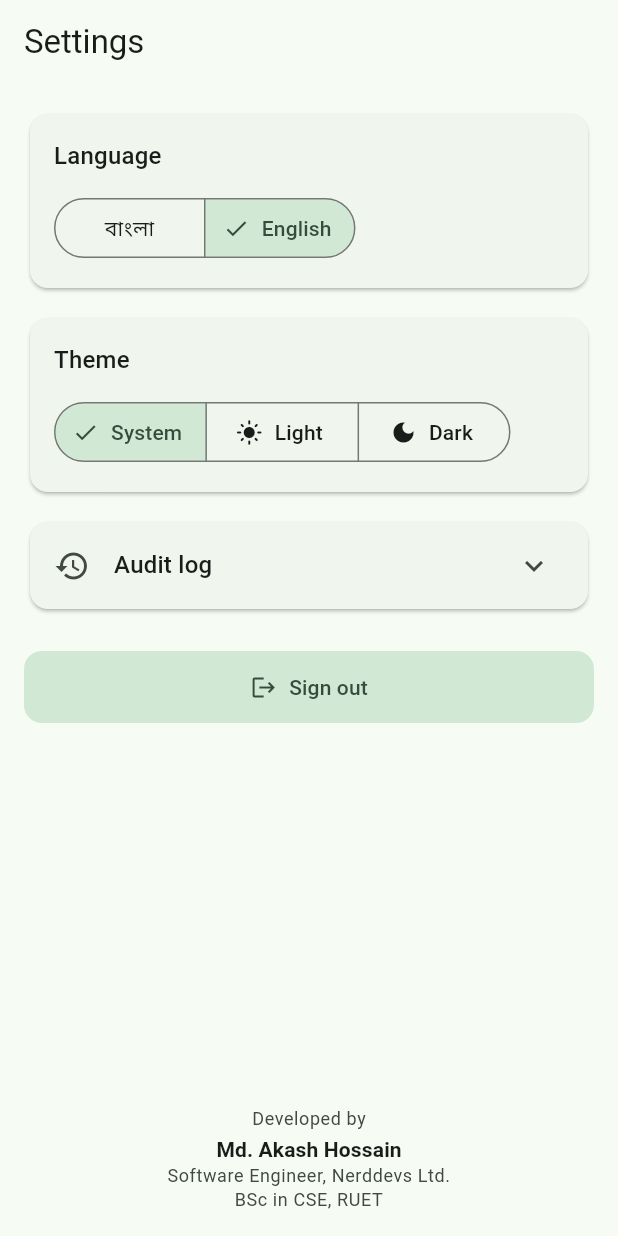
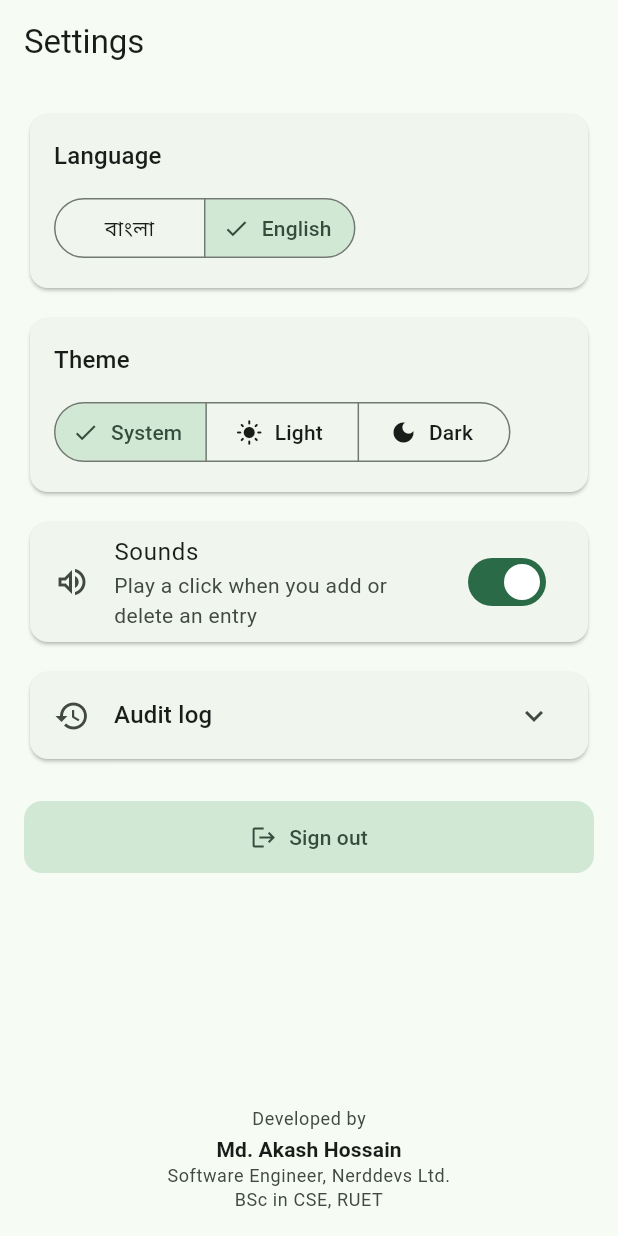
Before and after one commit to Akash044/mosque-log, a Flutter app: the SettingsPage screen opened by its route, after a tap on "English", on a phone screen of 412 x 824 dp. Run offline on Flutter 3.47's test engine with Material 3 defaults, Android fonts, the light colour scheme and no system bars; our stand-ins replace cloud_firestore, connectivity_plus, firebase_auth, firebase_core, flutter_riverpod, go_router and 3 more; accounts and stored records are empty; generated files the repository leaves out were written again.

Commit message:
feat: add sound feedback for entry addition and deletion, implement sounds setting in preferences, and update localization for sounds settings

```diff
--- a/lib/core/constants.dart
+++ b/lib/core/constants.dart
@@ -12,6 +12,7 @@ class AppConstants {
   // SharedPreferences keys
   static const prefLocale = 'pref_locale';
   static const prefThemeMode = 'pref_theme_mode';
+  static const prefSoundsEnabled = 'pref_sounds_enabled';
 
   // Default expense types used when no custom list is configured
   static const defaultExpenseTypes = <String>[
@@ -23,6 +24,10 @@ class AppConstants {
     'Cleaning',
     'Gas Bill',
     'Construction',
+    'Transportation',
+    'Sound System',
+    'Repairs',
+    'Books',
     'Other',
   ];
 
--- /dev/null
+++ b/lib/core/feedback.dart
@@ -0,0 +1,23 @@
+import 'package:flutter/services.dart';
+import 'package:flutter_riverpod/flutter_riverpod.dart';
+
+import '../providers/settings_provider.dart';
+
+/// Plays a short feedback cue when an entry is added. Reads the
+/// soundsEnabled setting and skips audio when disabled. Haptic still fires
+/// either way — it's a tactile confirmation and doesn't disturb anyone.
+void playEntryAdded(WidgetRef ref) {
+  HapticFeedback.lightImpact();
+  if (ref.read(settingsProvider).soundsEnabled) {
+    SystemSound.play(SystemSoundType.click);
+  }
+}
+
+/// Distinguishable cue for deletes — heavier vibration so it feels different
+/// from an add even when sounds are muted.
+void playEntryDeleted(WidgetRef ref) {
+  HapticFeedback.mediumImpact();
+  if (ref.read(settingsProvider).soundsEnabled) {
+    SystemSound.play(SystemSoundType.click);
+  }
+}
--- a/lib/features/expense/expense_page.dart
+++ b/lib/features/expense/expense_page.dart
@@ -2,6 +2,7 @@ import 'package:flutter/material.dart';
 import 'package:flutter_riverpod/flutter_riverpod.dart';
 
 import '../../core/audit.dart';
+import '../../core/feedback.dart';
 import '../../core/formatters.dart';
 import '../../l10n/app_localizations.dart';
 import '../../models/expense.dart';
@@ -205,6 +206,7 @@ class _ExpenseList extends ConsumerWidget {
                     summary:
                         'Deleted expense ৳${e.amount.toInt()} (${e.expenseType})',
                   );
+                  playEntryDeleted(ref);
                 },
                 child: ListTile(
                   title: Text(e.expenseType),
--- a/lib/features/expense/widgets/add_expense_dialog.dart
+++ b/lib/features/expense/widgets/add_expense_dialog.dart
@@ -3,6 +3,7 @@ import 'package:flutter_riverpod/flutter_riverpod.dart';
 
 import '../../../core/audit.dart';
 import '../../../core/constants.dart';
+import '../../../core/feedback.dart';
 import '../../../core/formatters.dart';
 import '../../../l10n/app_localizations.dart';
 import '../../../models/expense.dart';
@@ -85,6 +86,7 @@ class _AddExpenseDialogState extends ConsumerState<AddExpenseDialog> {
       entityId: docId,
       summary: 'Added expense ৳${amount.toInt()} ($_expenseType)',
     );
+    playEntryAdded(ref);
     if (mounted) Navigator.of(context).pop(true);
   }
 
--- a/lib/features/income/widgets/add_person_dialog.dart
+++ b/lib/features/income/widgets/add_person_dialog.dart
@@ -2,6 +2,7 @@ import 'package:flutter/material.dart';
 import 'package:flutter_riverpod/flutter_riverpod.dart';
 
 import '../../../core/audit.dart';
+import '../../../core/feedback.dart';
 import '../../../l10n/app_localizations.dart';
 import '../../../providers/firestore_provider.dart';
 
@@ -38,6 +39,7 @@ class _AddPersonDialogState extends ConsumerState<AddPersonDialog> {
       entityId: id,
       summary: 'Added person: ${_name.text.trim()} (${_phone.text.trim()})',
     );
+    playEntryAdded(ref);
     if (mounted) Navigator.of(context).pop(true);
   }
 
--- a/lib/features/income/widgets/eid_form.dart
+++ b/lib/features/income/widgets/eid_form.dart
@@ -6,6 +6,7 @@ import '../../../core/formatters.dart';
 import '../../../l10n/app_localizations.dart';
 import '../../../models/income.dart';
 import '../../../core/audit.dart';
+import '../../../core/feedback.dart';
 import '../../../providers/auth_provider.dart';
 import '../../../providers/firestore_provider.dart';
 import 'income_history_list.dart';
@@ -71,6 +72,7 @@ class _EidFormState extends ConsumerState<EidForm> {
       entityId: docId,
       summary: 'Added ${_eidType ?? "Eid"} collection ৳${amount.toInt()}',
     );
+    playEntryAdded(ref);
     if (!mounted) return;
     _amount.clear();
     setState(() {
--- a/lib/features/income/widgets/general_donation_form.dart
+++ b/lib/features/income/widgets/general_donation_form.dart
@@ -2,6 +2,7 @@ import 'package:flutter/material.dart';
 import 'package:flutter_riverpod/flutter_riverpod.dart';
 
 import '../../../core/audit.dart';
+import '../../../core/feedback.dart';
 import '../../../core/formatters.dart';
 import '../../../l10n/app_localizations.dart';
 import '../../../models/income.dart';
@@ -82,6 +83,7 @@ class _GeneralDonationFormState extends ConsumerState<GeneralDonationForm> {
       summary:
           'Added general donation ৳${income.amount.toInt()} from $donor',
     );
+    playEntryAdded(ref);
     if (!mounted) return;
     _donor.clear();
     _amount.clear();
--- a/lib/features/income/widgets/income_history_list.dart
+++ b/lib/features/income/widgets/income_history_list.dart
@@ -2,6 +2,7 @@ import 'package:flutter/material.dart';
 import 'package:flutter_riverpod/flutter_riverpod.dart';
 
 import '../../../core/audit.dart';
+import '../../../core/feedback.dart';
 import '../../../core/formatters.dart';
 import '../../../l10n/app_localizations.dart';
 import '../../../models/income.dart';
@@ -235,6 +236,7 @@ class IncomeTile extends ConsumerWidget {
           summary:
               'Deleted ${income.type.key} entry ৳${income.amount.toInt()} (${income.date.toIso8601String().substring(0, 10)})',
         );
+        playEntryDeleted(ref);
       },
       child: ListTile(
         title: Text(
--- a/lib/features/income/widgets/jumma_form.dart
+++ b/lib/features/income/widgets/jumma_form.dart
@@ -5,6 +5,7 @@ import '../../../core/formatters.dart';
 import '../../../l10n/app_localizations.dart';
 import '../../../models/income.dart';
 import '../../../core/audit.dart';
+import '../../../core/feedback.dart';
 import '../../../providers/auth_provider.dart';
 import '../../../providers/firestore_provider.dart';
 import '../../../providers/income_provider.dart';
@@ -88,6 +89,7 @@ class _JummaFormState extends ConsumerState<JummaForm> {
       summary:
           'Added Jumma collection ৳${amount.toInt()} on ${_date!.toIso8601String().substring(0, 10)}',
     );
+    playEntryAdded(ref);
     if (!mounted) return;
     _amount.clear();
     setState(() {
--- a/lib/features/income/widgets/monthly_collection_form.dart
+++ b/lib/features/income/widgets/monthly_collection_form.dart
@@ -5,6 +5,7 @@ import '../../../l10n/app_localizations.dart';
 import '../../../models/income.dart';
 import '../../../models/person.dart';
 import '../../../core/audit.dart';
+import '../../../core/feedback.dart';
 import '../../../providers/auth_provider.dart';
 import '../../../providers/firestore_provider.dart';
 import '../../../providers/income_provider.dart';
@@ -72,6 +73,7 @@ class _MonthlyCollectionFormState
       summary:
           'Added monthly payment ৳${amount.toInt()} from ${_person!.name} for ${sortedMonths.join(", ")}',
     );
+    playEntryAdded(ref);
     if (!mounted) return;
     _amount.clear();
     setState(() {
--- a/lib/features/income/widgets/ramadan_form.dart
+++ b/lib/features/income/widgets/ramadan_form.dart
@@ -6,6 +6,7 @@ import '../../../l10n/app_localizations.dart';
 import '../../../models/income.dart';
 import '../../../models/person.dart';
 import '../../../core/audit.dart';
+import '../../../core/feedback.dart';
 import '../../../providers/auth_provider.dart';
 import '../../../providers/firestore_provider.dart';
 import '../../../providers/person_provider.dart';
@@ -74,6 +75,7 @@ class _RamadanFormState extends ConsumerState<RamadanForm> {
       entityId: docId,
       summary: 'Added Ramadan payment ৳${amount.toInt()} from ${_person!.name}',
     );
+    playEntryAdded(ref);
     if (!mounted) return;
     _amount.clear();
     _note.clear();
--- a/lib/features/persons/persons_page.dart
+++ b/lib/features/persons/persons_page.dart
@@ -3,6 +3,7 @@ import 'package:flutter_riverpod/flutter_riverpod.dart';
 import 'package:url_launcher/url_launcher.dart';
 
 import '../../core/audit.dart';
+import '../../core/feedback.dart';
 import '../../l10n/app_localizations.dart';
 import '../../models/person.dart';
 import '../../providers/firestore_provider.dart';
@@ -110,6 +111,7 @@ class _PersonTile extends ConsumerWidget {
           entityId: person.id,
           summary: 'Deleted person: ${person.name}',
         );
+        playEntryDeleted(ref);
       },
       child: ListTile(
         leading: CircleAvatar(
--- a/lib/features/settings/settings_page.dart
+++ b/lib/features/settings/settings_page.dart
@@ -80,6 +80,16 @@ class SettingsPage extends ConsumerWidget {
                         ),
                       ],
                     ),
+                  ),
+                ),
+                const SizedBox(height: 12),
+                Card(
+                  child: SwitchListTile(
+                    secondary: const Icon(Icons.volume_up_outlined),
+                    title: Text(l.settingsSounds),
+                    subtitle: Text(l.settingsSoundsDesc),
+                    value: settings.soundsEnabled,
+                    onChanged: controller.setSoundsEnabled,
                   ),
                 ),
                 const SizedBox(height: 12),
--- a/lib/l10n/app_bn.arb
+++ b/lib/l10n/app_bn.arb
@@ -37,6 +37,8 @@
 
   "settingsLanguage": "ভাষা",
   "settingsTheme": "থিম",
+  "settingsSounds": "শব্দ",
+  "settingsSoundsDesc": "এন্ট্রি যোগ বা মুছলে ক্লিক শব্দ বাজবে",
   "themeSystem": "সিস্টেম",
   "themeLight": "লাইট",
   "themeDark": "ডার্ক",
--- a/lib/l10n/app_en.arb
+++ b/lib/l10n/app_en.arb
@@ -37,6 +37,8 @@
 
   "settingsLanguage": "Language",
   "settingsTheme": "Theme",
+  "settingsSounds": "Sounds",
+  "settingsSoundsDesc": "Play a click when you add or delete an entry",
   "themeSystem": "System",
   "themeLight": "Light",
   "themeDark": "Dark",
--- a/lib/providers/settings_provider.dart
+++ b/lib/providers/settings_provider.dart
@@ -27,6 +27,11 @@ class SettingsNotifier extends StateNotifier<AppSettings> {
     state = state.copyWith(themeMode: mode);
     await _service.saveThemeMode(mode);
   }
+
+  Future<void> setSoundsEnabled(bool enabled) async {
+    state = state.copyWith(soundsEnabled: enabled);
+    await _service.saveSoundsEnabled(enabled);
+  }
 }
 
 final settingsProvider =
```
Also changed, not shown: lib/services/settings_service.dart (+20 -2 lines).
